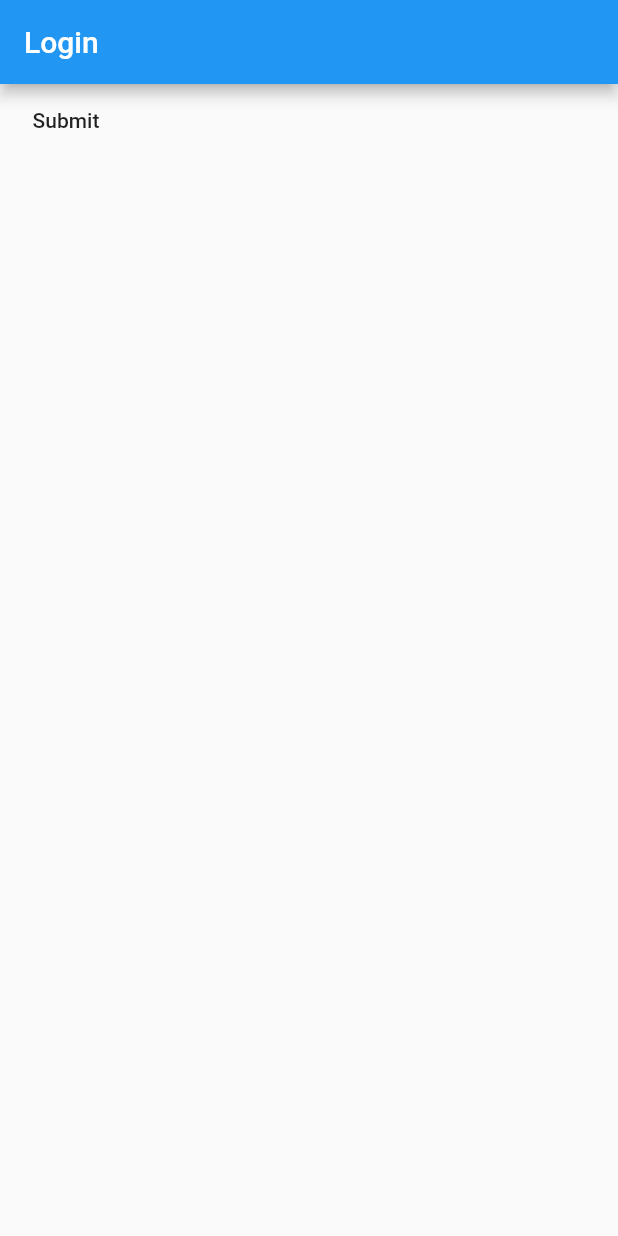
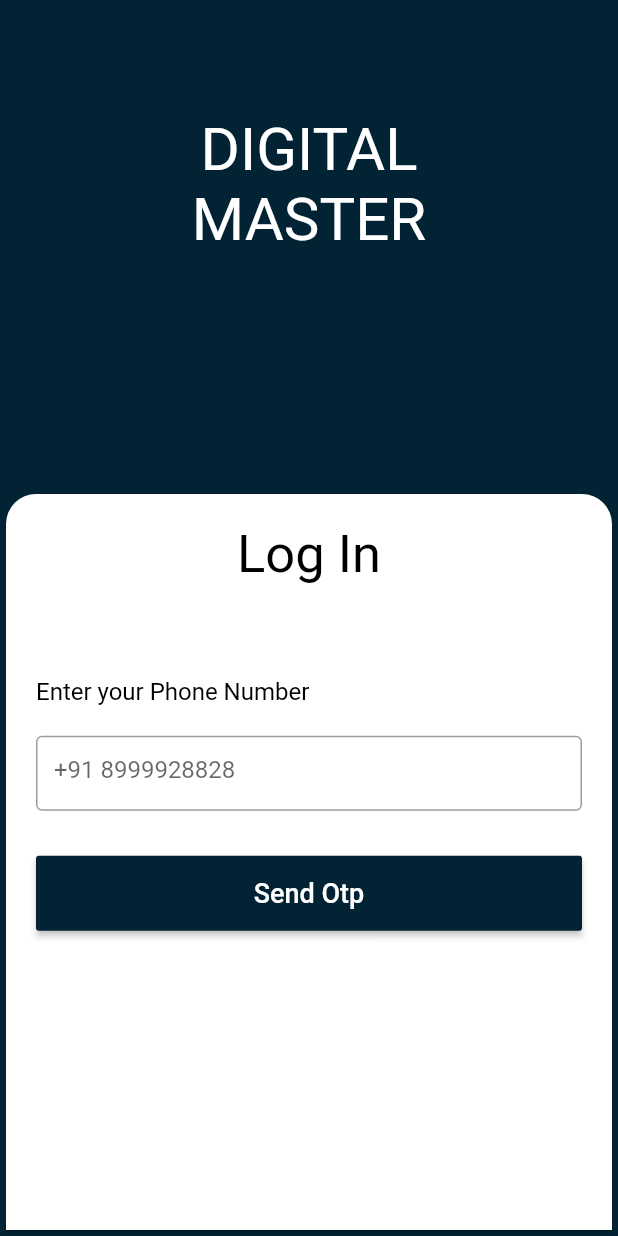
Before and after one commit to shailendra3223/placepost, a Flutter app: the screen it shows after launch, on a phone screen of 412 x 824 dp. Run offline on Flutter 3.47's test engine with Material 2 defaults, Android fonts, the phone set to English and light mode, and no system bars; our stand-ins replace get, google_fonts; Roboto replaces fonts that are missing (Ultra).

Commit message:
login page and otp page created

```diff
--- /dev/null
+++ b/lib/auth/login_page.dart
@@ -0,0 +1,80 @@
+import 'package:digitalmaster/auth/otp_page.dart';
+import 'package:digitalmaster/dashboard_page.dart';
+import 'package:flutter/cupertino.dart';
+import 'package:flutter/material.dart';
+import 'package:get/get.dart';
+import 'package:google_fonts/google_fonts.dart';
+
+class LogInPage extends GetWidget {
+  const LogInPage({Key? key}) : super(key: key);
+
+  @override
+  Widget build(BuildContext context) {
+    return Scaffold(
+      backgroundColor: const Color(0xff022334),
+
+      appBar: AppBar(
+        elevation: 0,
+        backgroundColor: const Color(0xff022334),
+      ),
+      body:Column(
+        children:  [
+          SizedBox(height: 20,),
+           Expanded(flex: 1, child: SizedBox(
+             child: Column(
+               children: [
+                 Text("DIGITAL",style: GoogleFonts.ultra(fontSize: 40,color: Colors.white)),
+                 Text("MASTER",style: GoogleFonts.ultra(fontSize: 40,color: Colors.white),),
+
+               ],
+             ),
+           ),),
+          Expanded(flex: 2,child: Card(
+            shape: RoundedRectangleBorder(
+                borderRadius: BorderRadius.only(topLeft: Radius.circular(20),topRight: Radius.circular(20))),
+            child: Container(
+              width: double.infinity,
+              child: Column(
+                crossAxisAlignment: CrossAxisAlignment.start,
+                children: [
+                  SizedBox(height: 20,),
+                  Center(child: Text("Log In",style: GoogleFonts.fredokaOne(fontSize: 35,color: Colors.black),)),
+                  SizedBox(height: MediaQuery.of(context).size.height*0.05,),
+                  Padding(
+                    padding: const EdgeInsets.all(20.0),
+                    child: Text("Enter your Phone Number",style: GoogleFonts.roboto(color: Colors.black,fontSize: 16),),
+                  ),
+                  Padding(
+                    padding: const EdgeInsets.only(left: 20,right: 20),
+                    child: Container(
+                      height: 50,
+                      child: TextFormField(
+                        decoration: InputDecoration(
+                          hintText: "+91 8999928828",
+                            border: OutlineInputBorder()
+                        ),
+                      ),
+                    ),
+                  ),
+                  Padding(
+                    padding: const EdgeInsets.symmetric(horizontal: 20,vertical: 30),
+                    child: MaterialButton(
+                      minWidth: double.infinity,
+                      height: 50,
+                      color: Color(0xff022334), onPressed: () {
+                        Get.to(()=>OtpPage());
+                    },
+                      child: Text("Send Otp",style: GoogleFonts.fredokaOne(fontSize: 18,color: Colors.white),),
+                    ),
+                  )
+                ],
+              ),
+            ),
+          ),)
+
+
+        ],
+      ),
+    );
+  }
+}
--- a/lib/login_page.dart
+++ /dev/null
@@ -1,29 +0,0 @@
-import 'package:digitalmaster/dashboard_page.dart';
-import 'package:flutter/material.dart';
-import 'package:get/get.dart';
-
-class LogInPage extends GetWidget {
-  const LogInPage({Key? key}) : super(key: key);
-
-  @override
-  Widget build(BuildContext context) {
-    return Scaffold(
-      appBar: AppBar(
-        title: Text("Login"),
-      ),
-      body:Column(
-        children: [
-           MaterialButton(
-             onPressed: () {
-               Get.to(()=>
-                   DashBoardPage()
-               );
-
-             },
-            child: Text("Submit"),
-          ),
-        ],
-      ),
-    );
-  }
-}
--- a/lib/main.dart
+++ b/lib/main.dart
@@ -1,4 +1,4 @@
-import 'package:digitalmaster/login_page.dart';
+import 'package:digitalmaster/auth/login_page.dart';
 import 'package:flutter/material.dart';
 import 'package:get/get.dart';
 
--- a/pubspec.yaml
+++ b/pubspec.yaml
@@ -35,6 +35,8 @@ dependencies:
   # Use with the CupertinoIcons class for iOS style icons.
   cupertino_icons: ^1.0.2
   get:
+  google_fonts: ^3.0.1
+
 
 dev_dependencies:
   flutter_test:
```
Also changed, not shown: lib/auth/otp_page.dart (added, +75 -0 lines), lib/auth/widget/otp_input_filed.dart (added, +43 -0 lines), pubspec.lock.
